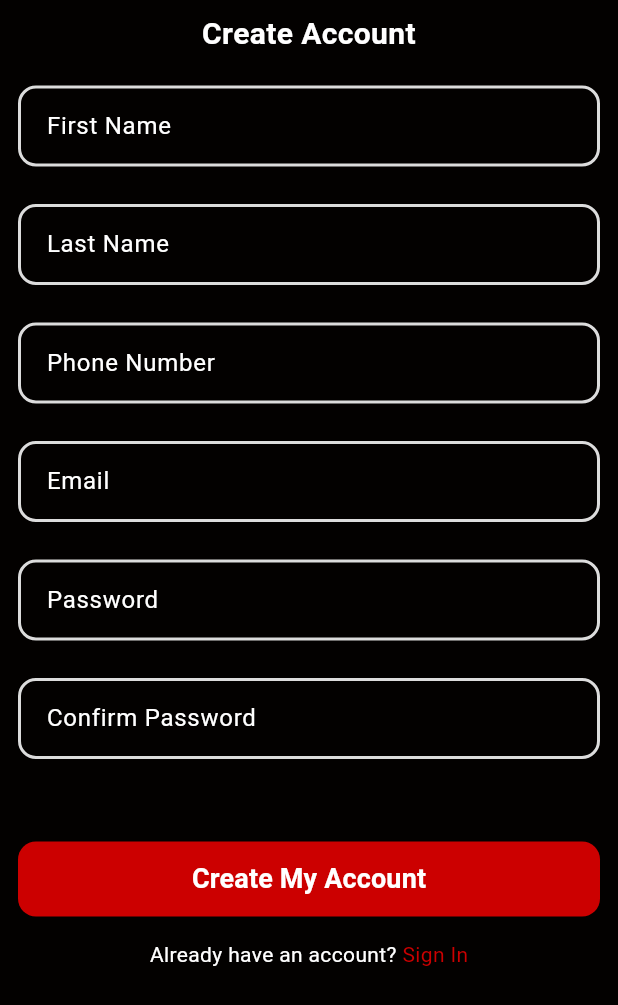
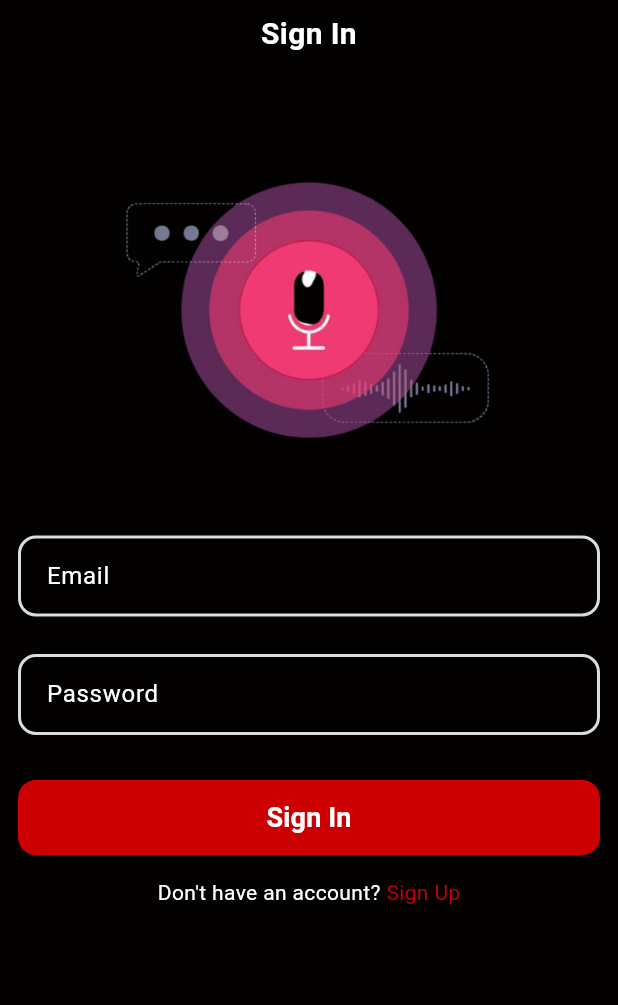
Before and after one commit to Anisa-Makandar/voiceofvictim, a Flutter app: the screen it shows after launch, on a phone screen of 412 x 824 dp. Shown: the top 1005 px of the screen. Run offline on Flutter 3.47's test engine with Material 3 defaults, Android fonts, the phone set to English and light mode, and no system bars.

Commit message:
login page ui is completed

```diff
--- a/lib/main.dart
+++ b/lib/main.dart
@@ -1,4 +1,5 @@
 import 'package:flutter/material.dart';
+import 'package:voiceofvictim_branx/screens/loginscreen_page.dart';
 import 'package:voiceofvictim_branx/screens/registrationscreen_page.dart';
 
 void main() {
@@ -9,7 +10,7 @@ class MyApp extends StatelessWidget {
   @override
   Widget build(BuildContext context) {
     return MaterialApp(
-      home: RegistrationscreenPage(),
+      home: LoginscreenPage(),
     );
   }
 }
--- a/lib/screens/loginscreen_page.dart
+++ b/lib/screens/loginscreen_page.dart
@@ -1,11 +1,89 @@
+import 'package:flutter/gestures.dart';
 import 'package:flutter/material.dart';
+import 'package:voiceofvictim_branx/domain/custom_buttons.dart';
+import 'package:voiceofvictim_branx/domain/custom_textfields.dart';
 
 class LoginscreenPage extends StatelessWidget {
+  final TextEditingController emailController = TextEditingController();
+
+  final TextEditingController passController = TextEditingController();
   @override
   Widget build(BuildContext context) {
-    return Scaffold(
-        body: Column(
-      children: [],
-    ));
+    return SafeArea(
+      child: Scaffold(
+          backgroundColor: const Color(0xFF030100),
+          body: Padding(
+            padding: const EdgeInsets.symmetric(vertical: 8.0, horizontal: 12),
+            child: Column(
+              children: [
+                const Text(
+                  "Sign In",
+                  style: TextStyle(
+                      fontSize: 20,
+                      fontWeight: FontWeight.w700,
+                      color: Colors.white),
+                  textAlign: TextAlign.center,
+                ),
+                const SizedBox(height: 20),
+                Container(
+                  width: 300,
+                  height: 300,
+                  child: FittedBox(
+                    child: Image.asset(
+                      'assets/images/loginscreen_img.png',
+                      fit: BoxFit.fill,
+                    ),
+                  ),
+                ),
+                CustomeTextfield(
+                  controller: emailController,
+                  label: 'Email',
+                  hintText: 'Enter email here...',
+                ),
+                const SizedBox(height: 25),
+                CustomeTextfield(
+                  controller: passController,
+                  label: 'Password',
+                  hintText: 'Enter password here...',
+                ),
+                SizedBox(
+                  height: 30,
+                ),
+                CustomButton(
+                  text: 'Sign In',
+                  onPressed: () {},
+                ),
+                Padding(
+                  padding: const EdgeInsets.all(15),
+                  child: Text.rich(
+                    TextSpan(
+                        text: 'Don\'t have an account? ',
+                        style: TextStyle(
+                          fontWeight: FontWeight.w400,
+                          color: Colors.white,
+                        ),
+                        children: <TextSpan>[
+                          TextSpan(
+                            text: 'Sign Up',
+                            style: TextStyle(
+                              fontWeight: FontWeight.w400,
+                              color: Color(0xFFCC0000),
+                            ),
+                            recognizer: TapGestureRecognizer()
+                              ..onTap = () {
+                                Navigator.push(
+                                  context,
+                                  MaterialPageRoute(
+                                      builder: (context) => LoginscreenPage()),
+                                );
+                              },
+                          ),
+                        ]),
+                  ),
+                ),
+              ],
+            ),
+          )),
+    );
   }
 }
```
Also changed, not shown: assets/images/loginscreen_img.png (added).
